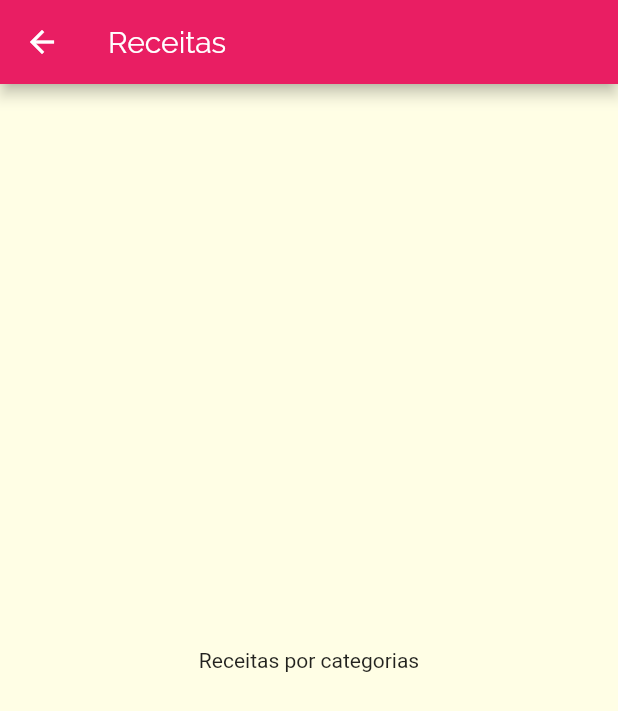
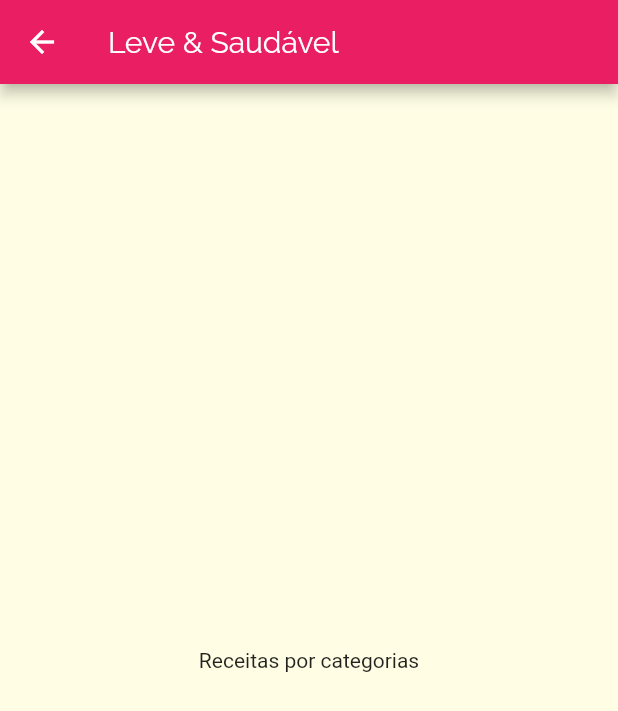
Before and after one commit to pcesarofc/recipeapp, a Flutter app: the screen it shows after launch, after a tap on "Leve & Saudável", on a phone screen of 412 x 824 dp. Shown: the top 711 px of the screen. Run offline on Flutter 3.47's test engine with Material 2 defaults, Android fonts, the phone set to English and light mode, and no system bars.

Commit message:
Rotas Adicionadas

```diff
--- a/lib/components/category_item.dart
+++ b/lib/components/category_item.dart
@@ -7,10 +7,15 @@ class CategoryItem extends StatelessWidget {
   const CategoryItem(this.category);
 
   void _selectedCategory(BuildContext context) {
-    Navigator.of(context).push(
-      MaterialPageRoute(builder: (_) {
-        return CategoriesMealsScreen();
-      }),
+    // Navigator.of(context).push(
+    //   MaterialPageRoute(builder: (_) {
+    //     return CategoriesMealsScreen(category);
+    //   }),
+    // );
+
+    Navigator.of(context).pushNamed(
+      '/category-meals',
+      arguments: category,
     );
   }
 
--- a/lib/main.dart
+++ b/lib/main.dart
@@ -1,6 +1,8 @@
 import 'package:flutter/material.dart';
 import 'package:recipeapp/components/category_item.dart';
 import 'screens/categories_screens.dart';
+import 'screens/categories_meals_screen.dart';
+import 'utils/app_routes.dart';
 
 void main() {
   runApp(const MyApp());
@@ -15,14 +17,17 @@ class MyApp extends StatelessWidget {
       theme: ThemeData(
         primarySwatch: Colors.pink,
         fontFamily: 'Raleway',
-        canvasColor: Color.fromRGBO(255, 254, 229, 1),
+        canvasColor: const Color.fromRGBO(255, 254, 229, 1),
         textTheme: ThemeData.light().textTheme.copyWith(
                 headline6: const TextStyle(
               fontSize: 20,
               fontFamily: 'RobotoCondensed',
             )),
       ),
-      home: CategoriesScreen(),
+      routes: {
+        AppRoutes.HOME: (ctx) => CategoriesScreen(),
+        AppRoutes.CATEGORIES_MEALS : (ctx) =>  CategoriesMealsScreen(),
+      },
     );
   }
 }
--- a/lib/screens/categories_meals_screen.dart
+++ b/lib/screens/categories_meals_screen.dart
@@ -1,11 +1,14 @@
 import 'package:flutter/material.dart';
+import '../models/categories.dart';
 
 class CategoriesMealsScreen extends StatelessWidget {
   @override
   Widget build(BuildContext context) {
+    final category = ModalRoute.of(context)!.settings.arguments as Category;
+
     return Scaffold(
       appBar: AppBar(
-        title: const Text('Receitas'),
+        title: Text(category.title),
       ),
       body: const Center(
         child: Text('Receitas por categorias'),
--- /dev/null
+++ b/lib/utils/app_routes.dart
@@ -0,0 +1,4 @@
+class AppRoutes{
+  static const HOME = '/';
+  static const CATEGORIES_MEALS = '/category-meals';
+}
```
